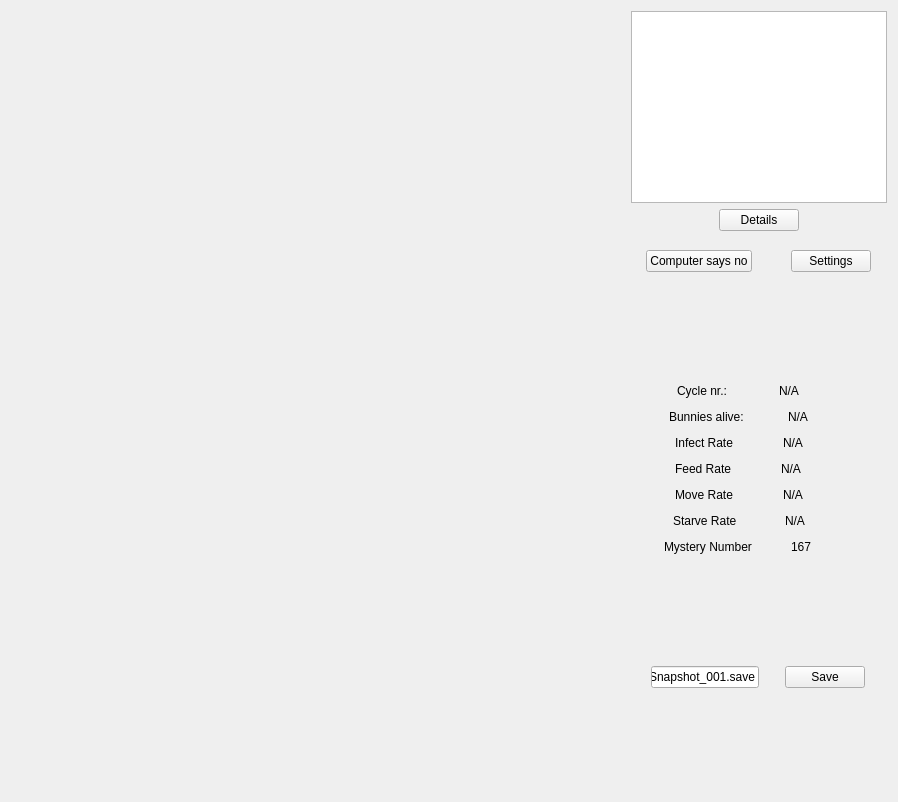
Before: the Qt Designer form BunnyVisual/BunnyWindow.ui in Mayerch1/BunnyVisual, drawn with Qt 5.
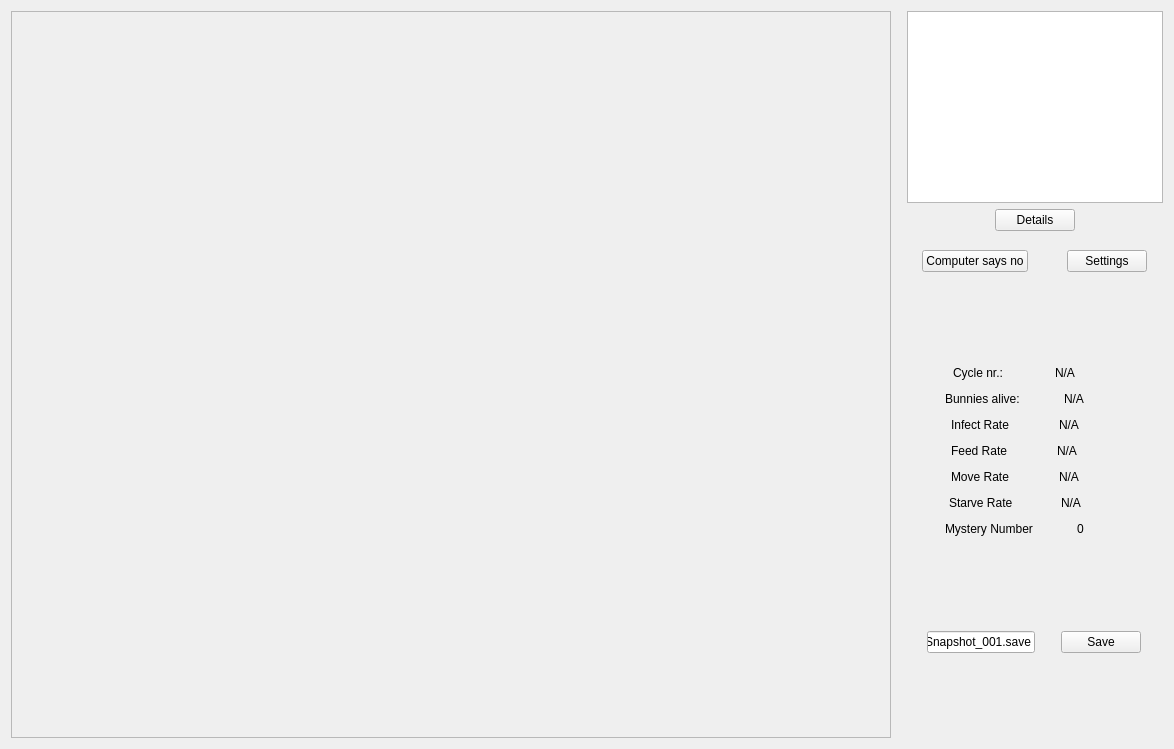
After: the same form once the commit is applied.

Diff of the .ui file:
```diff
--- a/BunnyVisual/BunnyWindow.ui
+++ b/BunnyVisual/BunnyWindow.ui
@@ -6,8 +6,8 @@
    <rect>
     <x>0</x>
     <y>0</y>
-    <width>898</width>
-    <height>802</height>
+    <width>1174</width>
+    <height>749</height>
    </rect>
   </property>
   <property name="minimumSize">
@@ -31,13 +31,25 @@
   <widget class="QWidget" name="centralWidget">
    <layout class="QHBoxLayout" name="horizontalLayout_11">
     <item>
-     <widget class="QWidget" name="RenderArea" native="true">
+     <widget class="QFrame" name="RenderArea">
+      <property name="sizePolicy">
+       <sizepolicy hsizetype="Expanding" vsizetype="Preferred">
+        <horstretch>0</horstretch>
+        <verstretch>0</verstretch>
+       </sizepolicy>
+      </property>
       <property name="minimumSize">
        <size>
-        <width>600</width>
-        <height>0</height>
+        <width>100</width>
+        <height>100</height>
        </size>
       </property>
+      <property name="frameShape">
+       <enum>QFrame::StyledPanel</enum>
+      </property>
+      <property name="frameShadow">
+       <enum>QFrame::Raised</enum>
+      </property>
      </widget>
     </item>
     <item>
@@ -46,11 +58,11 @@
        <enum>Qt::Horizontal</enum>
       </property>
       <property name="sizeType">
-       <enum>QSizePolicy::Expanding</enum>
+       <enum>QSizePolicy::Fixed</enum>
       </property>
       <property name="sizeHint" stdset="0">
        <size>
-        <width>50</width>
+        <width>10</width>
         <height>20</height>
        </size>
       </property>
@@ -83,6 +95,9 @@
             <property name="orientation">
              <enum>Qt::Horizontal</enum>
             </property>
+            <property name="sizeType">
+             <enum>QSizePolicy::Maximum</enum>
+            </property>
             <property name="sizeHint" stdset="0">
              <size>
               <width>40</width>
@@ -109,6 +124,9 @@
             <property name="orientation">
              <enum>Qt::Horizontal</enum>
             </property>
+            <property name="sizeType">
+             <enum>QSizePolicy::Maximum</enum>
+            </property>
             <property name="sizeHint" stdset="0">
              <size>
               <width>40</width>
@@ -499,7 +517,7 @@
            </sizepolicy>
           </property>
           <property name="text">
-           <string>167</string>
+           <string>0</string>
           </property>
          </widget>
         </item>
```
Left out of the diff: 2 changed lines with no effect on the pictures.
